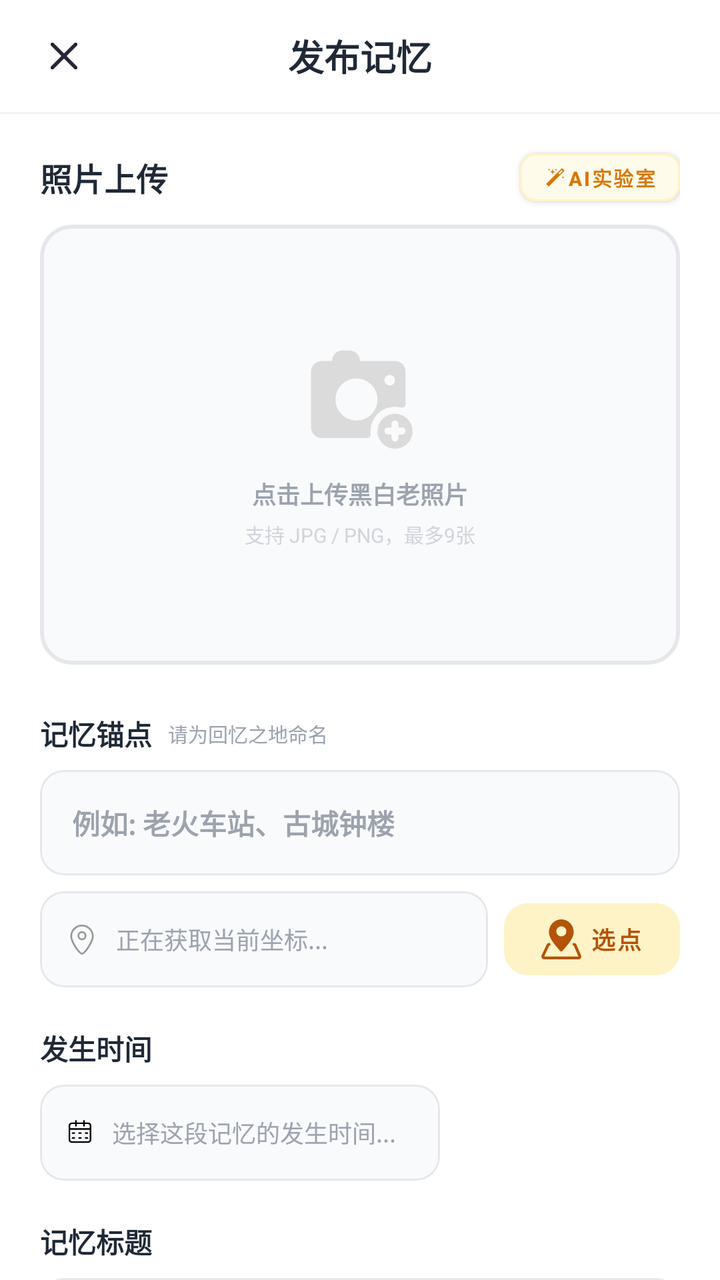
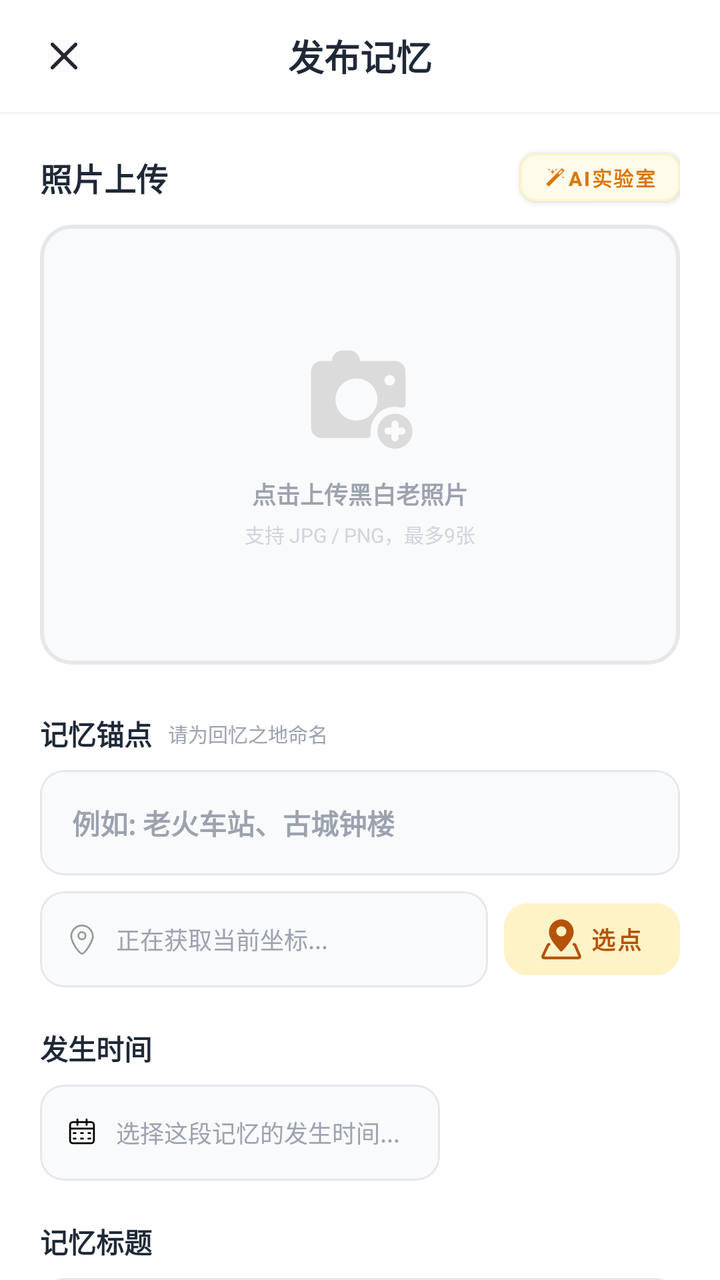

Two renders of the same Android screen: before a commit and after it. Below are the layout's source before the change and the commit's diff.
<!-- AndroidManifest.xml: another module's application theme Theme.Rememo -->
<!-- res/layout/activity_publish_home.xml -->
<?xml version="1.0" encoding="utf-8"?>
<androidx.constraintlayout.widget.ConstraintLayout xmlns:android="http://schemas.android.com/apk/res/android"
    xmlns:app="http://schemas.android.com/apk/res-auto"
    xmlns:tools="http://schemas.android.com/tools"
    android:layout_width="match_parent"
    android:layout_height="match_parent"
    android:background="#FFFFFF"
    android:id="@+id/main">

    <ImageView
        android:id="@+id/btn_back"
        android:layout_width="48dp"
        android:layout_height="48dp"
        android:layout_marginStart="8dp"
        android:padding="14dp"
        android:src="@drawable/ic_cancel"
        app:layout_constraintBottom_toBottomOf="@id/tv_top_title"
        app:layout_constraintStart_toStartOf="parent"
        app:layout_constraintTop_toTopOf="@id/tv_top_title"
        app:tint="#9CA3AF" />

    <TextView
        android:id="@+id/tv_top_title"
        android:layout_width="wrap_content"
        android:layout_height="56dp"
        android:gravity="center"
        android:text="发布记忆"
        android:textColor="#1F2937"
        android:textSize="18sp"
        android:textStyle="bold"
        app:layout_constraintEnd_toEndOf="parent"
        app:layout_constraintStart_toStartOf="parent"
        app:layout_constraintTop_toTopOf="parent" />

    <View
        android:id="@+id/divider_top"
        android:layout_width="match_parent"
        android:layout_height="1dp"
        android:background="#F3F4F6"
        app:layout_constraintTop_toBottomOf="@id/tv_top_title" />

    <androidx.core.widget.NestedScrollView
        android:layout_width="0dp"
        android:layout_height="0dp"
        android:scrollbars="none"
        app:layout_constraintBottom_toBottomOf="parent"
        app:layout_constraintEnd_toEndOf="parent"
        app:layout_constraintStart_toStartOf="parent"
        app:layout_constraintTop_toBottomOf="@id/divider_top">

        <androidx.constraintlayout.widget.ConstraintLayout
            android:layout_width="match_parent"
            android:layout_height="wrap_content"
            android:paddingStart="20dp"
            android:paddingEnd="20dp">

            <TextView
                android:id="@+id/tv_upload_title"
                android:layout_width="wrap_content"
                android:layout_height="wrap_content"
                android:layout_marginTop="20dp"
                android:text="照片上传"
                android:textColor="#1F2937"
                android:textSize="16sp"
                android:textStyle="bold"
                app:layout_constraintStart_toStartOf="parent"
                app:layout_constraintTop_toTopOf="parent" />

            <com.google.android.material.button.MaterialButton
                android:id="@+id/badge_ai_lab"
                android:layout_width="80dp"
                android:layout_height="36dp"
                android:backgroundTint="#FFFBEB"
                android:clickable="false"
                android:padding="0dp"
                android:text="AI实验室"
                android:textColor="#D97706"
                android:textSize="10sp"
                android:textStyle="bold"
                app:cornerRadius="8dp"
                app:icon="@drawable/ic_ai_polish"
                app:iconGravity="textStart"
                app:iconPadding="0dp"
                app:iconSize="12dp"
                app:iconTint="#D97706"
                app:layout_constraintBottom_toBottomOf="@+id/tv_upload_title"
                app:layout_constraintEnd_toEndOf="parent"
                app:layout_constraintTop_toTopOf="@id/tv_upload_title"
                app:strokeColor="#FEF3C7"
                app:strokeWidth="1dp" />

            <com.google.android.material.card.MaterialCardView
                android:id="@+id/card_repair_container"
                android:layout_width="0dp"
                android:layout_height="220dp"
                android:layout_marginTop="12dp"
                app:cardBackgroundColor="#F9FAFB"
                app:cardCornerRadius="16dp"
                app:cardElevation="0dp"
                app:layout_constraintEnd_toEndOf="parent"
                app:layout_constraintStart_toStartOf="parent"
                app:layout_constraintTop_toBottomOf="@id/tv_upload_title"
                app:strokeColor="#E5E7EB"
                app:strokeWidth="2dp">

                <FrameLayout
                    android:layout_width="match_parent"
                    android:layout_height="match_parent">

                    <LinearLayout
                        android:id="@+id/layout_upload_placeholder"
                        android:layout_width="wrap_content"
                        android:layout_height="wrap_content"
                        android:layout_gravity="center"
                        android:gravity="center"
                        android:orientation="vertical">

                        <ImageView
                            android:layout_width="56dp"
                            android:layout_height="56dp"
                            android:src="@drawable/ic_add_pic"
                            android:scaleType="centerCrop"
                            app:tint="#F59E0B" />

                        <TextView
                            android:layout_width="wrap_content"
                            android:layout_height="wrap_content"
                            android:layout_marginTop="12dp"
                            android:text="点击上传黑白老照片"
                            android:textColor="#9CA3AF"
                            android:textSize="12sp"
                            android:textStyle="bold" />

                        <TextView
                            android:layout_width="wrap_content"
                            android:layout_height="wrap_content"
                            android:layout_marginTop="4dp"
                            android:text="支持 JPG / PNG，最多9张"
                            android:textColor="#D1D5DB"
                            android:textSize="10sp" />

                    </LinearLayout>

                    <ImageView
                        android:id="@+id/iv_demo_image"
                        android:layout_width="match_parent"
                        android:layout_height="match_parent"
                        android:scaleType="centerCrop"
                        android:visibility="gone" />

                    <View
                        android:id="@+id/view_scan_line"
                        android:layout_width="4dp"
                        android:layout_height="match_parent"
                        android:background="#FFFFFF"
                        android:elevation="4dp"
                        android:visibility="gone" />

                    <com.google.android.material.button.MaterialButton
                        android:id="@+id/btn_switch"
                        android:layout_width="wrap_content"
                        android:layout_height="42dp"
                        android:layout_gravity="bottom|end"
                        android:layout_margin="4dp"
                        android:backgroundTint="#B3000000"
                        android:padding="0dp"
                        android:text="看修复图"
                        android:textColor="#F59E0B"
                        android:textSize="11sp"
                        android:textStyle="bold"
                        android:visibility="gone"
                        app:cornerRadius="16dp"
                        app:icon="@drawable/ic_switch"
                        app:iconPadding="4dp"
                        app:iconSize="14dp"
                        app:iconGravity="textStart"
                        app:iconTint="#F59E0B"
                        app:strokeColor="#80F59E0B"
                        app:strokeWidth="1dp" />
                </FrameLayout>
            </com.google.android.material.card.MaterialCardView>

            <androidx.recyclerview.widget.RecyclerView
                android:id="@+id/rv_photo_thumbnails"
                android:layout_width="0dp"
                android:layout_height="64dp"
                android:layout_marginTop="12dp"
                android:orientation="horizontal"
                android:visibility="gone"
                app:layoutManager="androidx.recyclerview.widget.LinearLayoutManager"
                app:layout_constraintEnd_toEndOf="parent"
                app:layout_constraintStart_toStartOf="parent"
                app:layout_constraintTop_toBottomOf="@id/card_repair_container" />

            <com.google.android.material.button.MaterialButton
                android:id="@+id/btn_run_ai_repair"
                android:layout_width="0dp"
                android:layout_height="56dp"
                android:layout_marginTop="12dp"
                android:backgroundTint="#111827"
                android:text="启动 AI 修复与上色"
                android:textColor="#FFFFFF"
                android:textSize="14sp"
                android:textStyle="bold"
                android:visibility="gone"
                app:cornerRadius="12dp"
                app:icon="@drawable/ic_ai_polish"
                app:iconSize="24dp"
                app:iconGravity="textStart"
                app:iconTint="#F59E0B"
                app:layout_constraintEnd_toEndOf="@+id/rv_photo_thumbnails"
                app:layout_constraintStart_toStartOf="@+id/rv_photo_thumbnails"
                app:layout_constraintTop_toBottomOf="@id/rv_photo_thumbnails" />

            <androidx.constraintlayout.widget.Barrier
                android:id="@+id/barrier_1"
                android:layout_width="wrap_content"
                android:layout_height="wrap_content"
                app:barrierDirection="bottom"
                app:constraint_referenced_ids="card_repair_container, rv_photo_thumbnails, btn_run_ai_repair"/>

            <TextView
                android:id="@+id/tv_location_title"
                android:layout_width="wrap_content"
                android:layout_height="wrap_content"
                android:layout_marginTop="24dp"
                android:text="记忆锚点"
                android:textColor="#1F2937"
                android:textSize="14sp"
                android:textStyle="bold"
                app:layout_constraintStart_toStartOf="parent"
                app:layout_constraintTop_toBottomOf="@id/barrier_1" />

            <TextView
                android:id="@+id/tv_location_hint"
                android:layout_width="wrap_content"
                android:layout_height="wrap_content"
                android:layout_marginStart="8dp"
                android:text="请为回忆之地命名"
                android:textColor="#9CA3AF"
                android:textSize="10sp"
                app:layout_constraintBottom_toBottomOf="@id/tv_location_title"
                app:layout_constraintStart_toEndOf="@id/tv_location_title"
                app:layout_constraintTop_toTopOf="@id/tv_location_title" />

            <com.google.android.material.card.MaterialCardView
                android:id="@+id/card_anchor_name"
                android:layout_width="match_parent"
                android:layout_height="wrap_content"
                android:layout_marginTop="8dp"
                app:cardBackgroundColor="#F9FAFB"
                app:cardCornerRadius="12dp"
                app:cardElevation="0dp"
                app:layout_constraintTop_toBottomOf="@id/tv_location_title"
                app:strokeColor="#E5E7EB"
                app:strokeWidth="1dp">

                <EditText
                    android:id="@+id/et_anchor_name"
                    android:layout_width="match_parent"
                    android:layout_height="wrap_content"
                    android:background="@null"
                    android:hint="例如: 老火车站、古城钟楼"
                    android:padding="16dp"
                    android:singleLine="true"
                    android:textColor="#1F2937"
                    android:textColorHint="#9CA3AF"
                    android:textSize="14sp"
                    android:textStyle="bold" />
            </com.google.android.material.card.MaterialCardView>

            <LinearLayout
                android:id="@+id/layout_physical_location"
                android:layout_width="match_parent"
                android:layout_height="wrap_content"
                android:layout_marginTop="8dp"
                android:orientation="horizontal"
                app:layout_constraintTop_toBottomOf="@id/card_anchor_name">

                <com.google.android.material.card.MaterialCardView
                    android:layout_width="0dp"
                    android:layout_height="48dp"
                    android:layout_weight="1"
                    app:cardBackgroundColor="#F9FAFB"
                    app:cardCornerRadius="12dp"
                    app:cardElevation="0dp"
                    app:strokeColor="#E5E7EB"
                    app:strokeWidth="1dp">

                    <LinearLayout
                        android:layout_width="match_parent"
                        android:layout_height="match_parent"
                        android:paddingHorizontal="12dp">

                        <ImageView
                            android:id="@+id/iv_physical_icon"
                            android:layout_width="18dp"
                            android:layout_height="18dp"
                            android:src="@drawable/ic_my_location"
                            android:layout_gravity="center_vertical"
                            app:tint="#F59E0B" />

                        <TextView
                            android:id="@+id/tv_physical_location_text"
                            android:layout_width="match_parent"
                            android:layout_height="wrap_content"
                            android:layout_marginStart="8dp"
                            android:ellipsize="end"
                            android:maxLines="1"
                            android:text="正在获取当前坐标..."
                            android:textColor="#9CA3AF"
                            android:textSize="12sp"
                            android:layout_gravity="center_vertical"/>
                    </LinearLayout>
                </com.google.android.material.card.MaterialCardView>

                <com.google.android.material.button.MaterialButton
                    android:id="@+id/btn_select_location"
                    android:layout_width="wrap_content"
                    android:layout_height="48dp"
                    android:layout_marginStart="8dp"
                    android:padding="0dp"
                    android:layout_gravity="center_vertical"
                    android:backgroundTint="#FEF3C7"
                    android:text="选点"
                    android:textColor="#B45309"
                    android:textSize="12sp"
                    android:textStyle="bold"
                    app:iconPadding="4dp"
                    app:iconGravity="textStart"
                    app:cornerRadius="12dp"
                    app:icon="@drawable/ic_select_location"
                    app:iconTint="#B45309"
                    app:iconSize="20dp"
                    android:elevation="0dp"
                    app:strokeWidth="0dp"
                    android:stateListAnimator="@null"/>
            </LinearLayout>

            <androidx.constraintlayout.widget.Barrier
                android:id="@+id/barrier_2"
                android:layout_width="wrap_content"
                android:layout_height="wrap_content"
                app:barrierDirection="bottom"
                app:constraint_referenced_ids="card_anchor_name, layout_physical_location"/>

            <TextView
                android:id="@+id/tv_time_title"
                android:layout_width="wrap_content"
                android:layout_height="wrap_content"
                android:layout_marginTop="20dp"
                android:text="发生时间"
                android:textColor="#1F2937"
                android:textSize="14sp"
                android:textStyle="bold"
                app:layout_constraintStart_toStartOf="parent"
                app:layout_constraintTop_toBottomOf="@id/barrier_2" />

            <com.google.android.material.card.MaterialCardView
                android:id="@+id/card_time"
                android:layout_width="200dp"
                android:layout_height="48dp"
                android:layout_marginTop="8dp"
                android:layout_marginEnd="8dp"
                app:cardBackgroundColor="#F9FAFB"
                app:cardCornerRadius="12dp"
                app:cardElevation="0dp"
                app:layout_constraintStart_toStartOf="parent"
                app:layout_constraintTop_toBottomOf="@id/tv_time_title"
                app:strokeColor="#E5E7EB"
                app:strokeWidth="1dp">

                <LinearLayout
                    android:layout_width="match_parent"
                    android:layout_height="match_parent"
                    android:paddingHorizontal="12dp"
                    android:orientation="horizontal">
                    <ImageView
                        android:id="@+id/iv_time_icon"
                        android:layout_width="16dp"
                        android:layout_height="16dp"
                        android:src="@drawable/ic_calendar"
                        android:layout_gravity="center_vertical"
                        app:tint="#F59E0B" />
                    <TextView
                        android:id="@+id/tv_time_text"
                        android:layout_width="match_parent"
                        android:layout_height="wrap_content"
                        android:layout_marginStart="8dp"
                        android:ellipsize="end"
                        android:maxLines="1"
                        android:text="选择这段记忆的发生时间..."
                        android:textColor="#9CA3AF"
                        android:textSize="12sp"
                        android:layout_gravity="center_vertical"/>
                </LinearLayout>
            </com.google.android.material.card.MaterialCardView>

            <TextView
                android:id="@+id/tv_title_title"
                android:layout_width="wrap_content"
                android:layout_height="wrap_content"
                android:layout_marginTop="20dp"
                android:text="记忆标题"
                android:textColor="#1F2937"
                android:textSize="14sp"
                android:textStyle="bold"
                app:layout_constraintStart_toStartOf="parent"
                app:layout_constraintTop_toBottomOf="@id/card_time" />

            <com.google.android.material.card.MaterialCardView
                android:id="@+id/card_title_container"
                android:layout_width="0dp"
                android:layout_height="wrap_content"
                android:layout_marginTop="8dp"
                app:cardBackgroundColor="#F9FAFB"
                app:cardCornerRadius="12dp"
                app:cardElevation="0dp"
                app:layout_constraintEnd_toEndOf="parent"
                app:layout_constraintStart_toStartOf="parent"
                app:layout_constraintTop_toBottomOf="@id/tv_title_title"
                app:strokeColor="#E5E7EB"
                app:strokeWidth="1dp">

                <EditText
                    android:id="@+id/et_memory_title"
                    android:layout_width="match_parent"
                    android:layout_height="wrap_content"
                    android:background="@null"
                    android:hint="给这段记忆起个名字 (如: 绿皮车上的离别)"
                    android:padding="16dp"
                    android:singleLine="true"
                    android:textColor="#374151"
                    android:textColorHint="#9CA3AF"
                    android:textSize="14sp"
                    android:textStyle="bold" />
            </com.google.android.material.card.MaterialCardView>

            <TextView
                android:id="@+id/tv_story_title"
                android:layout_width="wrap_content"
                android:layout_height="wrap_content"
                android:layout_marginTop="20dp"
                android:text="背后的故事"
                android:textColor="#1F2937"
                android:textSize="14sp"
                android:textStyle="bold"
                app:layout_constraintStart_toStartOf="parent"
                app:layout_constraintTop_toBottomOf="@id/card_title_container" />

            <com.google.android.material.card.MaterialCardView
                android:id="@+id/card_story_container"
                android:layout_width="match_parent"
                android:layout_height="wrap_content"
                android:layout_marginTop="8dp"
                app:cardBackgroundColor="#F9FAFB"
                app:cardCornerRadius="12dp"
                app:cardElevation="0dp"
                app:layout_constraintTop_toBottomOf="@id/tv_story_title"
                app:strokeColor="#E5E7EB"
                app:strokeWidth="1dp">

                <androidx.constraintlayout.widget.ConstraintLayout
                    android:layout_width="match_parent"
                    android:layout_height="wrap_content">

                    <EditText
                        android:id="@+id/et_memory_content"
                        android:layout_width="match_parent"
                        android:layout_height="120dp"
                        android:background="@null"
                        android:gravity="top|start"
                        android:hint="写下这张照片背后的故事... (AI 智能助手随时为您效劳)"
                        android:padding="16dp"
                        android:textColor="#374151"
                        android:textColorHint="#9CA3AF"
                        android:textSize="14sp"
                        app:layout_constraintBottom_toBottomOf="parent"
                        app:layout_constraintTop_toTopOf="parent" />

                    <ImageView
                        android:id="@+id/btn_ai_polish"
                        android:layout_width="36dp"
                        android:layout_height="36dp"
                        android:layout_marginEnd="8dp"
                        android:layout_marginBottom="8dp"
                        android:padding="8dp"
                        android:src="@drawable/ic_ai_polish"
                        app:layout_constraintBottom_toBottomOf="parent"
                        app:layout_constraintEnd_toEndOf="parent"
                        app:tint="#9CA3AF" />
                </androidx.constraintlayout.widget.ConstraintLayout>
            </com.google.android.material.card.MaterialCardView>

            <com.google.android.material.button.MaterialButton
                android:id="@+id/btn_publish"
                android:layout_width="0dp"
                android:layout_height="56dp"
                android:layout_marginTop="32dp"
                android:layout_marginBottom="20dp"
                android:backgroundTint="#F59E0B"
                android:text="发布记忆"
                android:textColor="#FFFFFF"
                android:textSize="16sp"
                android:textStyle="bold"
                app:cornerRadius="12dp"
                app:layout_constraintBottom_toBottomOf="parent"
                app:layout_constraintEnd_toEndOf="parent"
                app:layout_constraintStart_toStartOf="parent"
                app:layout_constraintTop_toBottomOf="@id/card_story_container" />

        </androidx.constraintlayout.widget.ConstraintLayout>
    </androidx.core.widget.NestedScrollView>

</androidx.constraintlayout.widget.ConstraintLayout>
<!-- resources referenced by this layout -->
<resources>
  <!-- drawable ic_ai_polish (drawable) -->
  <vector xmlns:android="http://schemas.android.com/apk/res/android"
      android:width="128dp"
      android:height="128dp"
      android:viewportWidth="1024"
      android:viewportHeight="1024">
    <path
        android:pathData="M689.8,385.4l134.8,-134.8 -49.2,-49.2 -134.8,134.8 49.2,49.2zM896.5,229.8a28.1,28.1 0,0 1,-8.3 20.7L249.4,886a28.1,28.1 0,0 1,-20.7 8.3,28.1 28.1,0 0,1 -20.7,-8.3l-70.7,-71.5a28.1,28.1 0,0 1,-8.3 -20.7c0,-8.3 2.8,-15.2 8.3,-20.7l638.8,-635.5a28.1,28.1 0,0 1,20.7 -8.3c8.3,0 15.1,2.8 20.7,8.3l70.6,71.5c5.6,5.6 8.3,12.4 8.3,20.7zM262.6,174.4l45.1,13.8 -45.1,13.9 -13.8,45 -13.8,-45.1 -45.1,-13.8 45.1,-13.8 13.8,-45.1 13.8,45.1zM423.6,249l90.2,27.6 -90.2,27.6 -27.6,90.2 -27.6,-90.2 -90.1,-27.6 90.1,-27.6 27.6,-90.2 27.6,90.2zM851.5,498.2l45.1,13.8 -45.1,13.8 -13.8,45.1 -13.9,-45.1L778.8,512l45.1,-13.8 13.8,-45.1 13.8,45.1zM556.9,174.4l45.1,13.8 -45.1,13.9 -13.8,45 -13.8,-45.1 -45.1,-13.8 45.1,-13.8 13.8,-45.1 13.9,45.1z"
        android:fillColor="#9CA3AF"/>
  </vector>
  <!-- drawable ic_cancel (drawable) -->
  <vector xmlns:android="http://schemas.android.com/apk/res/android"
      android:width="128dp"
      android:height="128dp"
      android:viewportWidth="1024"
      android:viewportHeight="1024">
    <path
        android:pathData="M842.9,778.1 L576.8,512 842.9,245.9c8.7,-8.7 13.4,-20.2 13.4,-32.5 -0,-12.2 -4.8,-23.7 -13.4,-32.3 -8.7,-8.7 -20.1,-13.5 -32.4,-13.5 -12.3,0 -23.8,4.8 -32.5,13.4L512,447.1 245.9,181.1c-8.7,-8.7 -20.2,-13.4 -32.4,-13.4 -12.2,0 -23.8,4.8 -32.4,13.4 -8.7,8.6 -13.4,20.1 -13.4,32.4 -0,12.3 4.8,23.8 13.4,32.5l266.1,266.1L181.1,778.1c-8.7,8.7 -13.4,20.2 -13.4,32.4 0,12.2 4.8,23.8 13.4,32.4 8.7,8.7 20.2,13.4 32.4,13.4 12.2,0 23.8,-4.8 32.4,-13.4l266.1,-266.1 266.1,266.1c8.7,8.7 20.2,13.4 32.4,13.4 12.3,-0 23.7,-4.8 32.4,-13.4C860.8,825.1 860.8,796 842.9,778.1z"
        android:fillColor="#272636"/>
  </vector>
  <!-- drawable ic_my_location (drawable) -->
  <vector xmlns:android="http://schemas.android.com/apk/res/android"
      android:width="128dp"
      android:height="128dp"
      android:viewportWidth="1024"
      android:viewportHeight="1024">
    <path
        android:pathData="M512,947.2c-96.3,0 -332.8,-355.2 -332.8,-520.5 0,-183.8 149,-332.8 332.8,-332.8s332.8,149 332.8,332.8c0,165.3 -236.5,520.5 -332.8,520.5zM512,896c62.6,0 281.6,-328.9 281.6,-469.3a281.6,281.6 0,1 0,-563.2 0c0,140.4 219,469.3 281.6,469.3zM512,537.6a128,128 0,1 1,0 -256,128 128,0 0,1 0,256zM512,486.4a76.8,76.8 0,1 0,0 -153.6,76.8 76.8,0 0,0 0,153.6z"
        android:fillColor="#979797"/>
  </vector>
  <!-- drawable ic_switch (drawable) -->
  <vector xmlns:android="http://schemas.android.com/apk/res/android"
      android:width="128dp"
      android:height="128dp"
      android:viewportWidth="1024"
      android:viewportHeight="1024">
    <path
        android:pathData="M193.5,424.5h636.8c13.7,0 26,-8 31.1,-20.8a33.3,33.3 0,0 0,-7.1 -36.3l-201,-201a33,33 0,0 0,-47.2 0,33 33,0 0,0 0,47.2l143.9,143.9h-556.2c-18.4,0 -33.5,15.1 -33.5,33.5a33,33 0,0 0,33.1 33.5zM830.3,632.5h-636.8c-13.7,0 -26,8 -31.1,20.8A30.5,30.5 0,0 0,160 666c0,8.5 3.3,17.4 9.9,23.6l167.5,167.9a33,33 0,0 0,47.2 0,33 33,0 0,0 0,-47.2L274.2,700h556.1c18.4,0 33.5,-15.1 33.5,-33.5 -0,-18.4 -15.1,-34 -33.5,-34z"
        android:fillColor="#dbdbdb"/>
  </vector>
  <style name="Theme.Rememo" parent="Base.Theme.Rememo" />
  <style name="Base.Theme.Rememo" parent="Theme.MaterialComponents.DayNight.NoActionBar.Bridge">
          
          
      </style>
  <!-- unchanged entries left out for length: 3 -->
</resources>

<!-- the commit's change to res/layout/activity_publish_home.xml (unified diff, before → after) -->
@@ -371,14 +371,15 @@
                 app:strokeWidth="1dp">
 
                 <LinearLayout
+                    android:id="@+id/layout_select_time"
                     android:layout_width="match_parent"
                     android:layout_height="match_parent"
                     android:paddingHorizontal="12dp"
                     android:orientation="horizontal">
                     <ImageView
                         android:id="@+id/iv_time_icon"
-                        android:layout_width="16dp"
-                        android:layout_height="16dp"
+                        android:layout_width="18dp"
+                        android:layout_height="18dp"
                         android:src="@drawable/ic_calendar"
                         android:layout_gravity="center_vertical"
                         app:tint="#F59E0B" />
